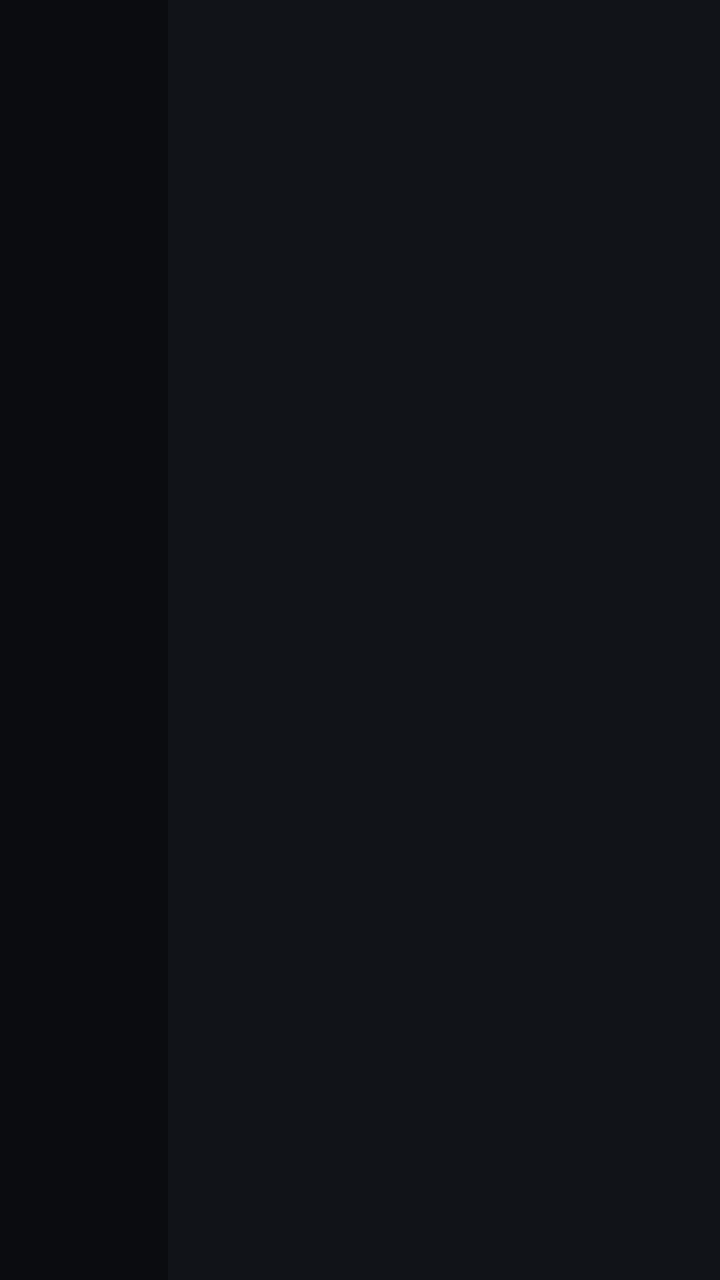
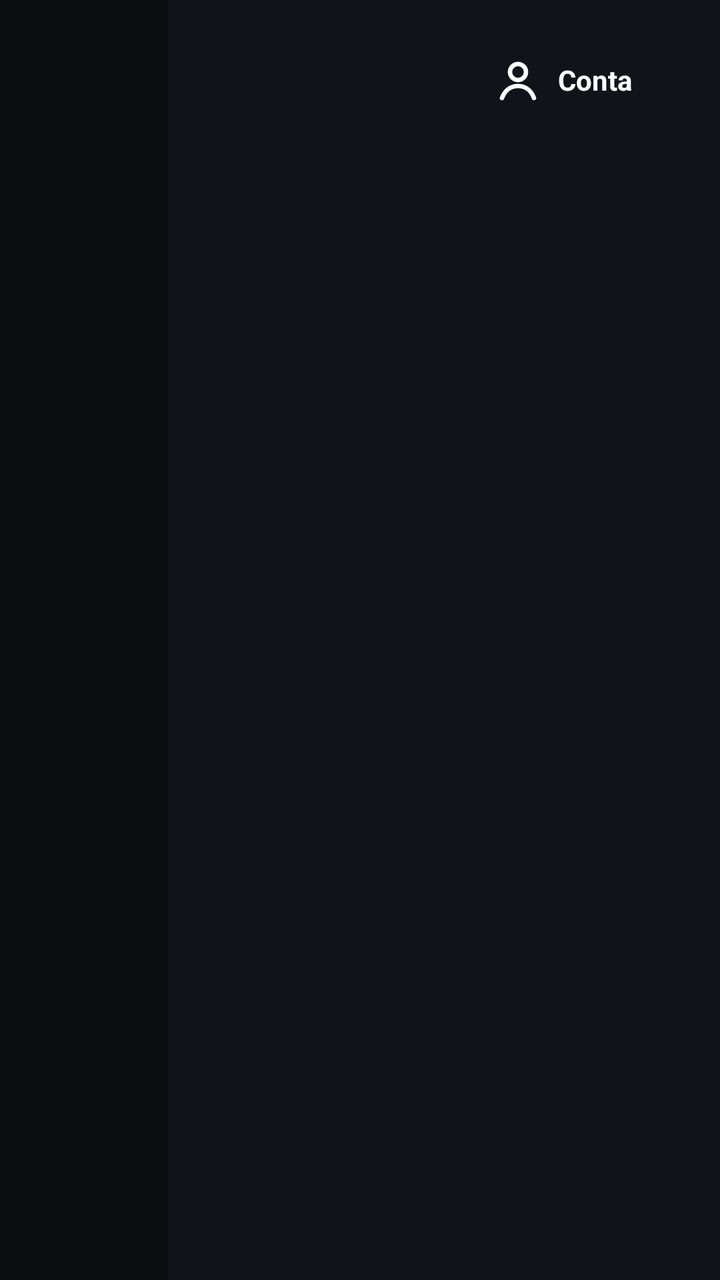

An Android layout rendered at two revisions. The XML below is the earlier revision; the diff shows what the commit changed to produce the second picture.
<!-- AndroidManifest.xml: application theme Theme.GS -->
<!-- res/layout/activity_main.xml -->
<?xml version="1.0" encoding="utf-8"?>
<LinearLayout xmlns:android="http://schemas.android.com/apk/res/android"
    android:layout_width="match_parent"
    android:layout_height="match_parent"
    android:background="#111318"
    android:orientation="horizontal">

    
    <LinearLayout
        android:id="@+id/rail"
        android:layout_width="84dp"
        android:layout_height="match_parent"
        android:background="#0B0C10"
        android:gravity="center_horizontal"
        android:orientation="vertical"
        android:paddingTop="20dp">


    </LinearLayout>

    <FrameLayout
        android:layout_width="0dp"
        android:layout_height="match_parent"
        android:layout_weight="1">

        <LinearLayout
            android:layout_width="match_parent"
            android:layout_height="match_parent"
            android:orientation="vertical">

            
            <LinearLayout
                android:layout_width="match_parent"
                android:layout_height="wrap_content"
                android:gravity="bottom"
                android:orientation="horizontal"
                android:paddingHorizontal="28dp"
                android:paddingTop="20dp"
                android:paddingBottom="12dp">

                <TextView android:id="@+id/title" android:layout_width="wrap_content" android:layout_height="wrap_content"
                    android:textSize="26sp" android:textStyle="bold" />
                <TextView android:id="@+id/subtitle" android:layout_width="0dp" android:layout_height="wrap_content"
                    android:layout_marginStart="12dp" android:layout_weight="1" android:ellipsize="end" android:maxLines="1"
                    android:textColor="#8B8F9C" android:textSize="15sp" />
                <TextView android:id="@+id/version" android:layout_width="wrap_content" android:layout_height="wrap_content"
                    android:layout_marginEnd="16dp" android:textColor="#5C6070" android:textSize="12sp" />
                <TextView android:id="@+id/clock" android:layout_width="wrap_content" android:layout_height="wrap_content"
                    android:textSize="18sp" android:textStyle="bold" />
            </LinearLayout>

            <FrameLayout
                android:layout_width="match_parent"
                android:layout_height="0dp"
                android:layout_weight="1">

                
                <ScrollView android:id="@+id/pageHome" android:layout_width="match_parent" android:layout_height="match_parent"
                    android:scrollbars="none" android:visibility="gone">
                    <LinearLayout android:layout_width="match_parent" android:layout_height="wrap_content"
                        android:orientation="vertical" android:paddingHorizontal="28dp" android:paddingBottom="20dp">

                        <FrameLayout android:id="@+id/hero" android:layout_width="match_parent" android:layout_height="160dp"
                            android:background="@drawable/bg_card" android:focusable="true" android:foreground="@drawable/bg_focus_ring">
                            <ImageView android:id="@+id/heroImg" android:layout_width="match_parent" android:layout_height="match_parent"
                                android:importantForAccessibility="no" android:scaleType="centerCrop" />
                            <View android:layout_width="match_parent" android:layout_height="match_parent" android:background="@drawable/bg_hero_dark" />
                            <LinearLayout android:layout_width="match_parent" android:layout_height="match_parent" android:gravity="center_vertical"
                                android:orientation="vertical" android:paddingHorizontal="26dp">
                                <TextView android:id="@+id/heroKind" android:layout_width="wrap_content" android:layout_height="wrap_content"
                                    android:letterSpacing="0.15" android:text="LANÇAMENTO" android:textColor="@color/gold" android:textSize="13sp" android:textStyle="bold" />
                                <TextView android:id="@+id/heroTitle" android:layout_width="match_parent" android:layout_height="wrap_content"
                                    android:layout_marginEnd="300dp" android:ellipsize="end" android:maxLines="1" android:textSize="30sp" android:textStyle="bold" />
                                <TextView android:id="@+id/heroMeta" android:layout_width="wrap_content" android:layout_height="wrap_content"
                                    android:textColor="#D0D3DB" android:textSize="15sp" />
                                <TextView android:layout_width="wrap_content" android:layout_height="wrap_content" android:layout_marginTop="10dp"
                                    android:background="@drawable/bg_white_btn" android:paddingHorizontal="18dp" android:paddingVertical="8dp"
                                    android:text="▶  Assistir" android:textColor="#111318" android:textSize="15sp" android:textStyle="bold" />
                            </LinearLayout>
                        </FrameLayout>

                        <TextView android:id="@+id/contTitle" style="@style/GS.RowTitle" android:text="Continuar assistindo" />
                        <com.gs.iptv.HRow android:id="@+id/contRow" android:layout_width="match_parent" android:layout_height="wrap_content"
                            android:clipToPadding="false" android:paddingVertical="6dp" />

                        <TextView android:id="@+id/newTitle" style="@style/GS.RowTitle" android:text="Filmes · lançamentos" />
                        <com.gs.iptv.HRow android:id="@+id/newRow" android:layout_width="match_parent" android:layout_height="wrap_content"
                            android:clipToPadding="false" android:paddingVertical="6dp" />

                        <TextView android:id="@+id/seriesTitle" style="@style/GS.RowTitle" android:text="Séries · lançamentos" />
                        <com.gs.iptv.HRow android:id="@+id/seriesRow" android:layout_width="match_parent" android:layout_height="wrap_content"
                            android:clipToPadding="false" android:paddingVertical="6dp" />

                        <TextView android:id="@+id/kidsTitle" style="@style/GS.RowTitle" android:text="Kids · lançamentos" />
                        <com.gs.iptv.HRow android:id="@+id/kidsRow" android:layout_width="match_parent" android:layout_height="wrap_content"
                            android:clipToPadding="false" android:paddingVertical="6dp" />
                        <TextView android:id="@+id/favTitle" style="@style/GS.RowTitle" android:text="Canais favoritos" />
                        <com.gs.iptv.HRow android:id="@+id/favRow" android:layout_width="match_parent" android:layout_height="wrap_content"
                            android:clipToPadding="false" android:paddingVertical="6dp" />

                    </LinearLayout>
                </ScrollView>

                
                <LinearLayout android:id="@+id/pageTv" android:layout_width="match_parent" android:layout_height="match_parent"
                    android:orientation="horizontal" android:visibility="gone">

                    <com.gs.iptv.TvList android:id="@+id/tvCats" android:layout_width="220dp" android:layout_height="match_parent"
                        android:background="#14161C" android:clipToPadding="false" android:paddingHorizontal="10dp" android:paddingVertical="8dp" />

                    <com.gs.iptv.TvList android:id="@+id/tvList" android:layout_width="0dp" android:layout_height="match_parent"
                        android:layout_weight="1" android:clipToPadding="false" android:paddingHorizontal="18dp" android:paddingVertical="8dp" />

                    <LinearLayout android:id="@+id/infoPanel" android:layout_width="320dp" android:layout_height="match_parent"
                        android:background="@drawable/bg_info_panel" android:orientation="vertical" android:padding="24dp">
                        <FrameLayout android:layout_width="96dp" android:layout_height="96dp" android:background="@drawable/bg_card">
                            <TextView android:id="@+id/infoInitials" android:layout_width="match_parent" android:layout_height="match_parent"
                                android:gravity="center" android:textSize="30sp" android:textStyle="bold" />
                            <ImageView android:id="@+id/infoLogo" android:layout_width="match_parent" android:layout_height="match_parent"
                                android:importantForAccessibility="no" android:padding="10dp" android:scaleType="fitCenter" />
                        </FrameLayout>
                        <TextView android:id="@+id/infoName" android:layout_width="match_parent" android:layout_height="wrap_content"
                            android:layout_marginTop="14dp" android:ellipsize="end" android:maxLines="2" android:textSize="24sp" android:textStyle="bold" />
                        <TextView android:layout_width="wrap_content" android:layout_height="wrap_content" android:layout_marginTop="8dp"
                            android:background="@drawable/bg_live" android:paddingHorizontal="8dp" android:paddingVertical="2dp"
                            android:text="AO VIVO" android:textSize="12sp" android:textStyle="bold" />
                        <TextView android:id="@+id/infoProg" android:layout_width="match_parent" android:layout_height="wrap_content"
                            android:layout_marginTop="14dp" android:ellipsize="end" android:maxLines="2" android:textSize="19sp" android:textStyle="bold" />
                        <TextView android:id="@+id/infoTime" android:layout_width="match_parent" android:layout_height="wrap_content"
                            android:layout_marginTop="4dp" android:textColor="#B9BDC8" android:textSize="14sp" />
                        <TextView android:id="@+id/infoNext" android:layout_width="match_parent" android:layout_height="wrap_content"
                            android:layout_marginTop="10dp" android:textColor="#8B8F9C" android:textSize="14sp" />
                        <View android:layout_width="match_parent" android:layout_height="0dp" android:layout_weight="1" />
                        <TextView android:layout_width="match_parent" android:layout_height="wrap_content"
                            android:background="@drawable/bg_white_btn" android:gravity="center" android:paddingVertical="11dp"
                            android:text="OK  ▶  Assistir" android:textColor="#111318" android:textSize="16sp" android:textStyle="bold" />
                        <TextView android:layout_width="match_parent" android:layout_height="wrap_content" android:layout_marginTop="8dp"
                            android:background="@drawable/bg_card" android:gravity="center" android:paddingVertical="10dp"
                            android:text="Segure OK  ★  Favoritar" android:textColor="#D0D3DB" android:textSize="15sp" />
                        <TextView android:layout_width="match_parent" android:layout_height="wrap_content" android:layout_marginTop="8dp"
                            android:background="@drawable/bg_card" android:gravity="center" android:paddingVertical="10dp"
                            android:text="▶  Seta direita: programação do dia" android:textColor="#D0D3DB" android:textSize="15sp" />
                    </LinearLayout>
                </LinearLayout>

                
                <LinearLayout android:id="@+id/pageVod" android:layout_width="match_parent" android:layout_height="match_parent"
                    android:orientation="vertical" android:paddingHorizontal="20dp" android:visibility="gone">
                    <com.gs.iptv.HRow android:id="@+id/chips" android:layout_width="match_parent" android:layout_height="wrap_content"
                        android:clipToPadding="false" android:paddingHorizontal="8dp" android:paddingVertical="6dp" />
                    <com.gs.iptv.TvList android:id="@+id/vodGrid" android:layout_width="match_parent" android:layout_height="0dp"
                        android:layout_weight="1" android:clipToPadding="false" android:paddingVertical="6dp" />
                </LinearLayout>

                
                <LinearLayout android:id="@+id/pageGames" android:layout_width="match_parent" android:layout_height="match_parent"
                    android:orientation="vertical" android:paddingHorizontal="20dp" android:visibility="gone">
                    <com.gs.iptv.HRow android:id="@+id/dayChips" android:layout_width="match_parent" android:layout_height="wrap_content"
                        android:clipToPadding="false" android:paddingHorizontal="8dp" android:paddingVertical="6dp" />
                    <com.gs.iptv.TvList android:id="@+id/gamesList" android:layout_width="match_parent" android:layout_height="0dp"
                        android:layout_weight="1" android:clipToPadding="false" android:paddingHorizontal="8dp" android:paddingVertical="8dp" />
                    <TextView android:layout_width="wrap_content" android:layout_height="wrap_content" android:layout_marginStart="8dp"
                        android:layout_marginBottom="12dp" android:text="OK no jogo: assistir agora ou agendar (o canal abre 5 minutos antes)"
                        android:textColor="#8B8F9C" android:textSize="14sp" />
                </LinearLayout>

                
                <LinearLayout android:id="@+id/pageKids" android:layout_width="match_parent" android:layout_height="match_parent"
                    android:background="@drawable/bg_kids" android:orientation="vertical" android:paddingHorizontal="20dp" android:visibility="gone">
                    <TextView android:id="@+id/kidsBadge" android:layout_width="wrap_content" android:layout_height="wrap_content"
                        android:layout_marginStart="8dp" android:layout_marginTop="4dp" android:background="@drawable/bg_safe_badge"
                        android:paddingHorizontal="12dp" android:paddingVertical="4dp" android:text="Modo seguro ligado"
                        android:textColor="#06261A" android:textSize="13sp" android:textStyle="bold" android:visibility="gone" />
                    <com.gs.iptv.TvList android:id="@+id/kidsGrid" android:layout_width="match_parent" android:layout_height="0dp"
                        android:layout_weight="1" android:clipToPadding="false" android:paddingVertical="8dp" />
                </LinearLayout>

                
                <LinearLayout android:id="@+id/pageAccount" android:layout_width="match_parent" android:layout_height="match_parent"
                    android:orientation="horizontal" android:paddingHorizontal="28dp" android:paddingBottom="20dp" android:visibility="gone">
                    <LinearLayout android:id="@+id/accInfo" android:layout_width="420dp" android:layout_height="match_parent" android:orientation="vertical" />
                    <ScrollView android:layout_width="0dp" android:layout_height="match_parent" android:layout_marginStart="30dp"
                        android:layout_weight="1" android:scrollbars="none">
                        <LinearLayout android:id="@+id/accPrefs" android:layout_width="match_parent" android:layout_height="wrap_content"
                            android:orientation="vertical" />
                    </ScrollView>
                </LinearLayout>

                
                <LinearLayout android:id="@+id/sectionPanel" android:layout_width="640dp" android:layout_height="wrap_content"
                    android:layout_gravity="center" android:background="@drawable/bg_card" android:orientation="vertical"
                    android:padding="28dp" android:visibility="gone">
                    <TextView android:layout_width="wrap_content" android:layout_height="wrap_content" android:text="Escolha o que baixar"
                        android:textSize="26sp" android:textStyle="bold" />
                    <TextView android:layout_width="wrap_content" android:layout_height="wrap_content" android:layout_marginTop="6dp"
                        android:layout_marginBottom="8dp" android:text="Baixe uma parte de cada vez para a TV não travar."
                        android:textColor="#8B8F9C" android:textSize="16sp" />
                    <LinearLayout style="@style/GS.PanelRow"><TextView style="@style/GS.PanelLabel" android:text="Canais ao vivo" />
                        <TextView android:id="@+id/statusLive" style="@style/GS.PanelStatus" /><Button android:id="@+id/btnLive" style="@style/GS.PanelBtn" /></LinearLayout>
                    <LinearLayout style="@style/GS.PanelRow"><TextView style="@style/GS.PanelLabel" android:text="Filmes" />
                        <TextView android:id="@+id/statusMovie" style="@style/GS.PanelStatus" /><Button android:id="@+id/btnMovie" style="@style/GS.PanelBtn" /></LinearLayout>
                    <LinearLayout style="@style/GS.PanelRow"><TextView style="@style/GS.PanelLabel" android:text="Séries" />
                        <TextView android:id="@+id/statusSeries" style="@style/GS.PanelStatus" /><Button android:id="@+id/btnSeries" style="@style/GS.PanelBtn" /></LinearLayout>
                </LinearLayout>

                
                <LinearLayout android:id="@+id/loadBar" android:layout_width="match_parent" android:layout_height="wrap_content"
                    android:layout_gravity="bottom" android:layout_marginHorizontal="28dp" android:layout_marginBottom="14dp"
                    android:background="@drawable/bg_live_bar" android:orientation="vertical" android:paddingHorizontal="18dp"
                    android:paddingVertical="10dp" android:visibility="gone">
                    <TextView android:id="@+id/loadBarText" android:layout_width="match_parent" android:layout_height="wrap_content"
                        android:textSize="15sp" />
                    <ProgressBar android:id="@+id/loadBarProgress" style="?android:attr/progressBarStyleHorizontal"
                        android:layout_width="match_parent" android:layout_height="6dp" android:layout_marginTop="8dp"
                        android:max="100" android:progressDrawable="@drawable/progress_red" />
                </LinearLayout>

                <TextView android:id="@+id/empty" android:layout_width="wrap_content" android:layout_height="wrap_content"
                    android:layout_gravity="center" android:gravity="center" android:textColor="#B9BDC8" android:textSize="19sp" android:visibility="gone" />

                <LinearLayout android:id="@+id/loading" android:layout_width="wrap_content" android:layout_height="wrap_content"
                    android:layout_gravity="center" android:background="@drawable/bg_card" android:gravity="center_horizontal"
                    android:orientation="vertical" android:padding="24dp" android:visibility="gone">
                    <ProgressBar android:layout_width="52dp" android:layout_height="52dp" android:indeterminateTint="#E3162A" />
                    <TextView android:id="@+id/loadingText" android:layout_width="wrap_content" android:layout_height="wrap_content"
                        android:layout_marginTop="12dp" android:textSize="17sp" />
                </LinearLayout>
            </FrameLayout>
        </LinearLayout>
    </FrameLayout>
</LinearLayout>
<!-- resources referenced by this layout -->
<resources>
  <color name="gold">#F0C45C</color>
  <!-- drawable bg_card (drawable) -->
  <?xml version="1.0" encoding="utf-8"?>
  <shape xmlns:android="http://schemas.android.com/apk/res/android">
      <solid android:color="#171A21" /><corners android:radius="12dp" />
  </shape>
  <!-- drawable bg_hero_dark (drawable) -->
  <?xml version="1.0" encoding="utf-8"?>
  <shape xmlns:android="http://schemas.android.com/apk/res/android">
      <gradient android:angle="0" android:startColor="#FF111318" android:centerColor="#AA111318" android:endColor="#00111318" />
      <corners android:radius="12dp" />
  </shape>
  <!-- drawable bg_info_panel (drawable) -->
  <?xml version="1.0" encoding="utf-8"?>
  <shape xmlns:android="http://schemas.android.com/apk/res/android">
      <gradient android:angle="270" android:startColor="#1A1D25" android:endColor="#111318" />
  </shape>
  <!-- drawable bg_kids (drawable) -->
  <?xml version="1.0" encoding="utf-8"?>
  <shape xmlns:android="http://schemas.android.com/apk/res/android">
      <gradient android:angle="315" android:startColor="#1B2A4A" android:centerColor="#2A1B4A" android:endColor="#111318" />
  </shape>
  <!-- drawable bg_live (drawable) -->
  <?xml version="1.0" encoding="utf-8"?>
  <shape xmlns:android="http://schemas.android.com/apk/res/android">
      <solid android:color="#E3162A" /><corners android:radius="4dp" />
  </shape>
  <!-- drawable bg_live_bar (drawable) -->
  <?xml version="1.0" encoding="utf-8"?>
  <shape xmlns:android="http://schemas.android.com/apk/res/android">
      <solid android:color="#D90A0C10" /><corners android:radius="16dp" />
  </shape>
  <!-- drawable bg_safe_badge (drawable) -->
  <?xml version="1.0" encoding="utf-8"?>
  <shape xmlns:android="http://schemas.android.com/apk/res/android">
      <solid android:color="#2BC27A" /><corners android:radius="999dp" />
  </shape>
  <!-- drawable bg_white_btn (drawable) -->
  <?xml version="1.0" encoding="utf-8"?>
  <shape xmlns:android="http://schemas.android.com/apk/res/android">
      <solid android:color="#FFFFFF" /><corners android:radius="10dp" />
  </shape>
  <style name="GS.PanelStatus" parent="">
          <item name="android:layout_width">wrap_content</item>
          <item name="android:layout_height">wrap_content</item>
          <item name="android:layout_marginEnd">16dp</item>
          <item name="android:textSize">15sp</item>
          <item name="android:textColor">#8B8F9C</item>
      </style>
  <!-- drawable bg_main (drawable) -->
  <?xml version="1.0" encoding="utf-8"?>
  <shape xmlns:android="http://schemas.android.com/apk/res/android">
      <gradient android:angle="270" android:startColor="#C8161F" android:centerColor="#8A0F19" android:endColor="#4A060C" />
  </shape>
  <color name="red">#C8161F</color>
  <color name="red_deep">#4A060C</color>
  <color name="white">#FFFFFF</color>
  <!-- unchanged entries left out for length: 8 -->
</resources>

<!-- the commit's change to res/layout/activity_main.xml (unified diff, before → after) -->
@@ -47,6 +47,16 @@
                     android:layout_marginEnd="16dp" android:textColor="#5C6070" android:textSize="12sp" />
                 <TextView android:id="@+id/clock" android:layout_width="wrap_content" android:layout_height="wrap_content"
                     android:textSize="18sp" android:textStyle="bold" />
+                
+                <LinearLayout android:id="@+id/accountBtn" android:layout_width="wrap_content" android:layout_height="wrap_content"
+                    android:layout_marginStart="16dp" android:gravity="center_vertical" android:orientation="horizontal"
+                    android:background="@drawable/bg_rail_item" android:paddingHorizontal="16dp" android:paddingVertical="8dp"
+                    android:focusable="true" android:clickable="true">
+                    <ImageView android:id="@+id/accountIcon" android:layout_width="24dp" android:layout_height="24dp"
+                        android:layout_marginEnd="8dp" android:src="@drawable/ic_user" />
+                    <TextView android:id="@+id/accountLabel" android:layout_width="wrap_content" android:layout_height="wrap_content"
+                        android:text="Conta" android:textSize="14sp" android:textStyle="bold" android:textColor="#FFFFFF" />
+                </LinearLayout>
             </LinearLayout>
 
             <FrameLayout
@@ -176,15 +186,18 @@
                 </LinearLayout>
 
                 
-                <LinearLayout android:id="@+id/pageAccount" android:layout_width="match_parent" android:layout_height="match_parent"
-                    android:orientation="horizontal" android:paddingHorizontal="28dp" android:paddingBottom="20dp" android:visibility="gone">
-                    <LinearLayout android:id="@+id/accInfo" android:layout_width="420dp" android:layout_height="match_parent" android:orientation="vertical" />
-                    <ScrollView android:layout_width="0dp" android:layout_height="match_parent" android:layout_marginStart="30dp"
-                        android:layout_weight="1" android:scrollbars="none">
-                        <LinearLayout android:id="@+id/accPrefs" android:layout_width="match_parent" android:layout_height="wrap_content"
-                            android:orientation="vertical" />
-                    </ScrollView>
-                </LinearLayout>
+                <ScrollView android:id="@+id/pageAccount" android:layout_width="match_parent" android:layout_height="match_parent"
+                    android:paddingHorizontal="28dp" android:paddingBottom="20dp" android:visibility="gone"
+                    android:scrollbars="none" android:gravity="center_horizontal">
+                    <LinearLayout android:layout_width="match_parent" android:layout_height="wrap_content"
+                        android:orientation="vertical" android:gravity="center_horizontal">
+                        <LinearLayout android:id="@+id/accInfo" android:layout_width="wrap_content" android:layout_height="wrap_content"
+                            android:orientation="vertical" android:gravity="center_horizontal" android:maxWidth="720dp" />
+                        <View android:layout_width="match_parent" android:layout_height="24dp" />
+                        <LinearLayout android:id="@+id/accPrefs" android:layout_width="wrap_content" android:layout_height="wrap_content"
+                            android:orientation="vertical" android:gravity="center_horizontal" android:maxWidth="720dp" />
+                    </LinearLayout>
+                </ScrollView>
 
                 
                 <LinearLayout android:id="@+id/sectionPanel" android:layout_width="640dp" android:layout_height="wrap_content"
<!-- resource entries referenced after the edit -->
@@ -32,6 +32,13 @@
   <shape xmlns:android="http://schemas.android.com/apk/res/android">
       <solid android:color="#D90A0C10" /><corners android:radius="16dp" />
   </shape>
+  <!-- drawable bg_rail_item (drawable) -->
+  <?xml version="1.0" encoding="utf-8"?>
+  <selector xmlns:android="http://schemas.android.com/apk/res/android">
+      <item android:state_focused="true"><shape><solid android:color="#FFFFFF" /><corners android:radius="12dp" /></shape></item>
+      <item android:state_activated="true"><shape><solid android:color="#E3162A" /><corners android:radius="12dp" /></shape></item>
+      <item><shape><solid android:color="#00000000" /><corners android:radius="12dp" /></shape></item>
+  </selector>
   <!-- drawable bg_safe_badge (drawable) -->
   <?xml version="1.0" encoding="utf-8"?>
   <shape xmlns:android="http://schemas.android.com/apk/res/android">
@@ -42,6 +49,12 @@
   <shape xmlns:android="http://schemas.android.com/apk/res/android">
       <solid android:color="#FFFFFF" /><corners android:radius="10dp" />
   </shape>
+  <!-- drawable ic_user (drawable) -->
+  <vector xmlns:android="http://schemas.android.com/apk/res/android"
+      android:width="24dp" android:height="24dp" android:viewportWidth="24" android:viewportHeight="24">
+      <path android:strokeColor="#FFFFFF" android:strokeWidth="2.2" android:strokeLineCap="round" android:strokeLineJoin="round" android:fillColor="#00000000"
+          android:pathData="M12,4a4,4 0,1 1,0 8a4,4 0,1 1,0 -8zM4,21c1.5,-4 4.5,-6 8,-6s6.5,2 8,6" />
+  </vector>
   <style name="GS.PanelStatus" parent="">
           <item name="android:layout_width">wrap_content</item>
           <item name="android:layout_height">wrap_content</item>
